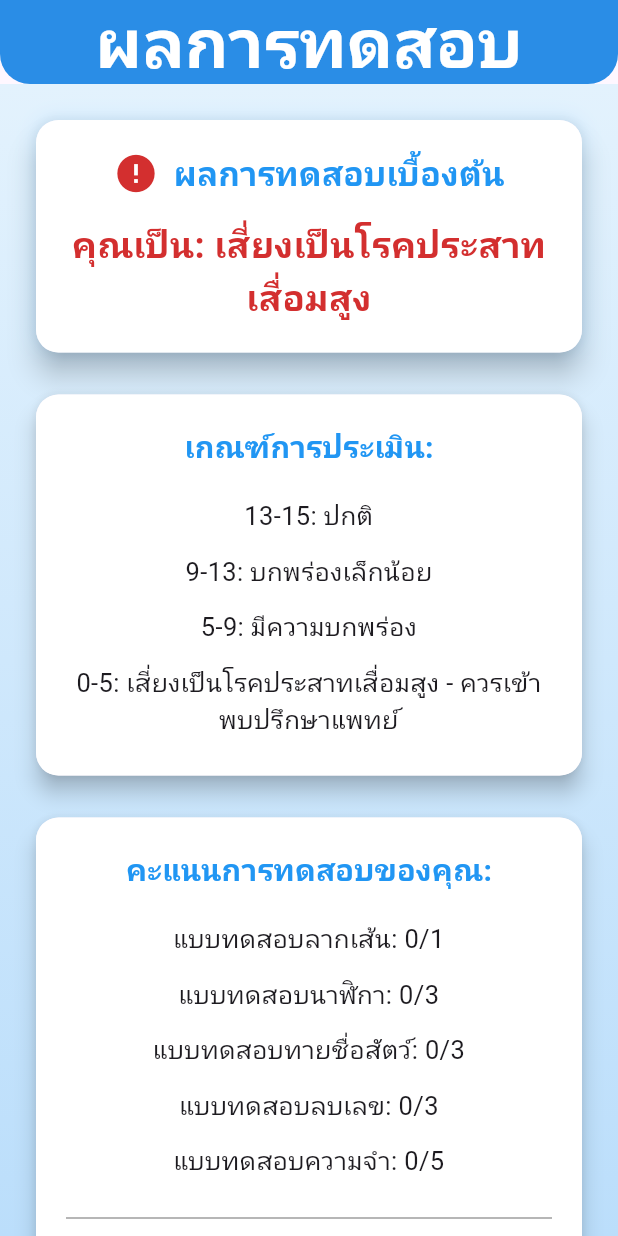
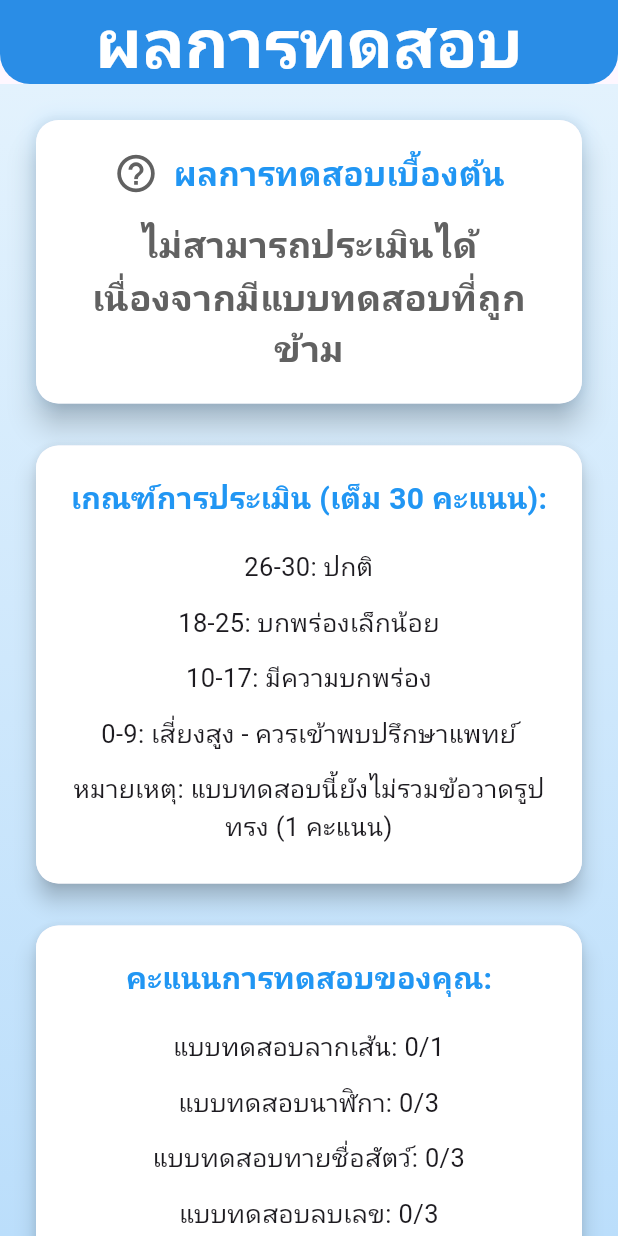
Before and after one commit to Pancreasz/Dementia_Application4, a Flutter app: the EndPage screen opened by its route, on a phone screen of 412 x 824 dp. Run offline on Flutter 3.47's test engine with Material 3 defaults, Android fonts, the phone set to English and light mode, and no system bars; our stand-ins replace audioplayers; missing offline and left inert: record; project files that could hold a hidden picture were left out.

Commit message:
feat: rescale summary to MoCA cutoffs with skip-aware totals

```diff
--- a/lib/pages/summary.dart
+++ b/lib/pages/summary.dart
@@ -1,4 +1,6 @@
 import 'package:flutter/material.dart';
+import 'package:moca_main/moca/subtests.dart';
+import 'package:moca_main/scoring/session_total.dart';
 import 'score.dart';
 
 class EndPage extends StatelessWidget {
@@ -7,7 +9,14 @@ class EndPage extends StatelessWidget {
 
   @override
   Widget build(BuildContext context) {
-    final int totalScore = larkScore + clockScore + animalScore + attentionScore + reorderScore;
+    final total = computeSessionTotal(
+      larkScore: larkScore,
+      clockScore: clockScore,
+      animalScore: animalScore,
+      attentionScore: attentionScore,
+      reorderScore: reorderScore,
+      voiceOutcomes: voiceOutcomes,
+    );
     return Scaffold(
       appBar: AppBar(
         title: const Text(
@@ -50,21 +59,27 @@ class EndPage extends StatelessWidget {
                   // Result Card
                   _buildResultCard(
                     title: "ผลการทดสอบเบื้องต้น",
-                    content: "คุณเป็น: ${_getResultCategory(totalScore)}",
-                    contentColor: _getResultColor(totalScore),
-                    icon: _getResultIcon(totalScore),
+                    content: total.category == null
+                        ? "ไม่สามารถประเมินได้ เนื่องจากมีแบบทดสอบที่ถูกข้าม"
+                        : "คุณเป็น: ${total.category}",
+                    contentColor: _getResultColor(total),
+                    icon: _getResultIcon(total),
                   ),
 
                   const SizedBox(height: 20),
 
                   // Criteria Card
                   _buildInfoCard(
-                    title: "เกณฑ์การประเมิน:",
+                    title: "เกณฑ์การประเมิน (เต็ม 30 คะแนน):",
                     items: [
-                      "13-15: ปกติ",
-                      "9-13: บกพร่องเล็กน้อย",
-                      "5-9: มีความบกพร่อง",
-                      "0-5: เสี่ยงเป็นโรคประสาทเสื่อมสูง - ควรเข้าพบปรึกษาแพทย์",
+                      "26-30: ปกติ",
+                      "18-25: บกพร่องเล็กน้อย",
+                      "10-17: มีความบกพร่อง",
+                      "0-9: เสี่ยงสูง - ควรเข้าพบปรึกษาแพทย์",
+                      // Stated rather than left implicit: the drawing subtest
+                      // is administered on paper by a clinician, so every
+                      // patient here is scored one point below the scale.
+                      "หมายเหตุ: แบบทดสอบนี้ยังไม่รวมข้อวาดรูปทรง (1 คะแนน)",
                     ],
                   ),
 
@@ -79,8 +94,11 @@ class EndPage extends StatelessWidget {
                       "แบบทดสอบทายชื่อสัตว์: $animalScore/3",
                       "แบบทดสอบลบเลข: $attentionScore/3",
                       "แบบทดสอบความจำ: $reorderScore/5",
+                      for (final spec in kVoiceSubtests)
+                        "${spec.section} (${spec.id}): "
+                            "${voiceOutcomes[spec.id] == null || voiceOutcomes[spec.id]!.skipped ? 'ข้าม' : '${voiceOutcomes[spec.id]!.score}/${spec.maxScore}'}",
                     ],
-                    totalScore: "คะแนนรวมทั้งหมด: $totalScore/15",
+                    totalScore: "คะแนนรวมทั้งหมด: ${total.score}/${total.maxScore}",
                   ),
 
                   const SizedBox(height: 30),
@@ -259,24 +277,19 @@ class EndPage extends StatelessWidget {
     );
   }
 
-  String _getResultCategory(int score) {
-    if (score >= 13) return "ปกติ";
-    if (score >= 9) return "บกพร่องเล็กน้อย";
-    if (score >= 5) return "มีความบกพร่อง";
-    return "เสี่ยงเป็นโรคประสาทเสื่อมสูง";
-  }
-
-  Color _getResultColor(int score) {
-    if (score >= 13) return Colors.green.shade700;
-    if (score >= 9) return Colors.orange.shade700;
-    if (score >= 5) return Colors.orange.shade800;
+  Color _getResultColor(SessionTotal total) {
+    if (!total.isComplete) return Colors.grey.shade700;
+    if (total.score >= 26) return Colors.green.shade700;
+    if (total.score >= 18) return Colors.orange.shade700;
+    if (total.score >= 10) return Colors.orange.shade800;
     return Colors.red.shade700;
   }
 
-  IconData _getResultIcon(int score) {
-    if (score >= 13) return Icons.check_circle;
-    if (score >= 9) return Icons.info;
-    if (score >= 5) return Icons.warning;
+  IconData _getResultIcon(SessionTotal total) {
+    if (!total.isComplete) return Icons.help_outline;
+    if (total.score >= 26) return Icons.check_circle;
+    if (total.score >= 18) return Icons.info;
+    if (total.score >= 10) return Icons.warning;
     return Icons.error;
   }
 }
--- /dev/null
+++ b/lib/scoring/session_total.dart
@@ -0,0 +1,67 @@
+import '../moca/subtests.dart';
+import 'subtest_outcome.dart';
+
+/// The published MoCA cutoffs. These are defined against a complete 30-point
+/// administration, which is why a partial session gets no category at all.
+const _bands = <int, String>{
+  26: 'ปกติ',
+  18: 'บกพร่องเล็กน้อย',
+  10: 'มีความบกพร่อง',
+};
+
+class SessionTotal {
+  final int score;
+
+  /// The sum of ADMINISTERED maxScores. A skipped subtest is excluded from
+  /// both sides rather than counted as a failure.
+  final int maxScore;
+
+  final List<String> skippedIds;
+
+  const SessionTotal({
+    required this.score,
+    required this.maxScore,
+    required this.skippedIds,
+  });
+
+  bool get isComplete => skippedIds.isEmpty;
+
+  /// Null when anything was skipped. Fixed cutoffs mean nothing against a
+  /// partial administration, and scaling them proportionally would present an
+  /// invented category with the same confidence as a real one.
+  String? get category {
+    if (!isComplete) return null;
+    for (final entry in _bands.entries) {
+      if (score >= entry.key) return entry.value;
+    }
+    return 'เสี่ยงสูง';
+  }
+}
+
+SessionTotal computeSessionTotal({
+  required int larkScore,
+  required int clockScore,
+  required int animalScore,
+  required int attentionScore,
+  required int reorderScore,
+  required Map<String, SubtestOutcome> voiceOutcomes,
+}) {
+  // The original five always run and cannot be skipped.
+  var score = larkScore + clockScore + animalScore + attentionScore + reorderScore;
+  var maxScore = 1 + 3 + 3 + 3 + 5;
+  final skipped = <String>[];
+
+  for (final spec in kVoiceSubtests) {
+    final outcome = voiceOutcomes[spec.id];
+    // A subtest never reached is in the same position as one explicitly
+    // skipped: it was not administered.
+    if (outcome == null || outcome.skipped) {
+      skipped.add(spec.id);
+      continue;
+    }
+    score += outcome.score;
+    maxScore += outcome.maxScore;
+  }
+
+  return SessionTotal(score: score, maxScore: maxScore, skippedIds: skipped);
+}
```
Also changed, not shown: 1 other file.
